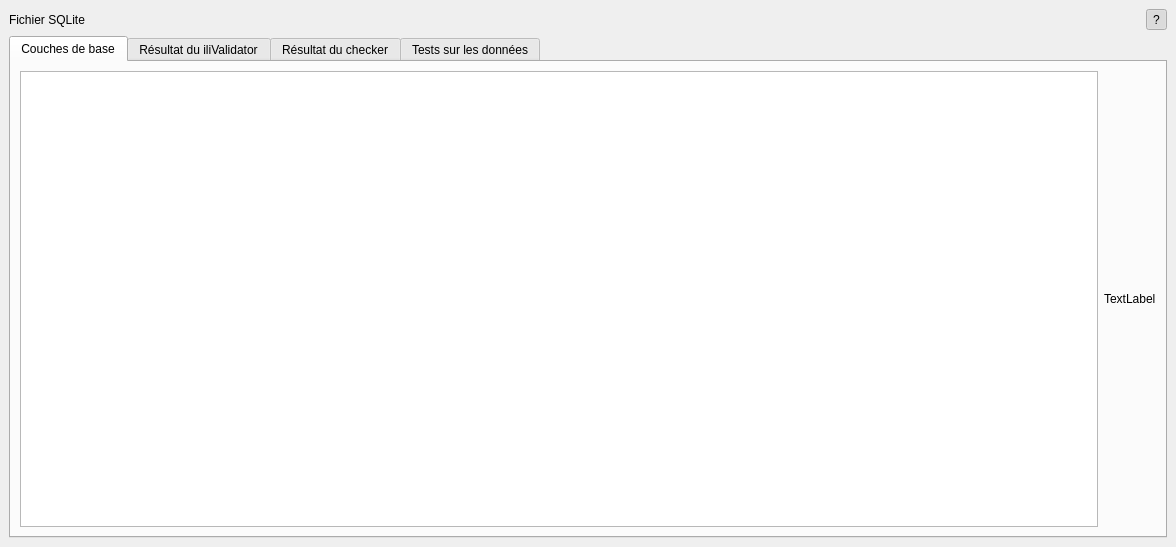
First picture: the form in verivd/ui/veri_vd_dockwidget_base.ui, repository VeriVD/qgis_VeriVD, before the edit.
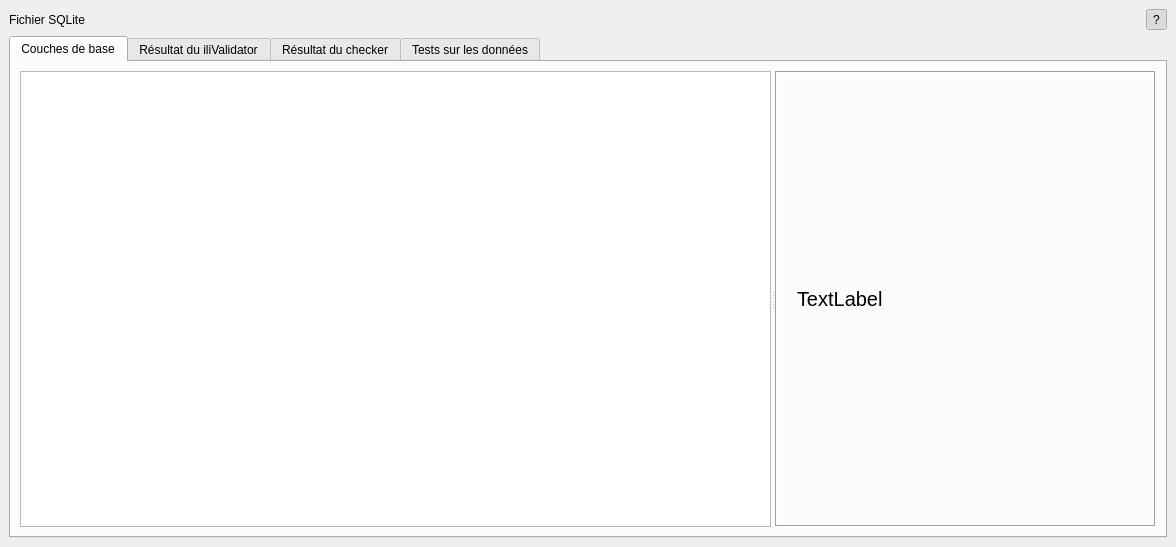
Second picture: the form after the edit. The open tabs and pages were chosen to show the change. Custom widgets are drawn as their Qt base class.

Commit message: improve help UX

```diff
--- a/verivd/ui/veri_vd_dockwidget_base.ui
+++ b/verivd/ui/veri_vd_dockwidget_base.ui
@@ -75,12 +75,43 @@
        <attribute name="title">
         <string>Couches de base</string>
        </attribute>
-       <layout class="QHBoxLayout" name="horizontalLayout_4">
-        <item>
+       <layout class="QGridLayout" name="gridLayout_3">
+        <item row="0" column="0">
+         <widget class="QSplitter" name="splitter">
+          <property name="orientation">
+           <enum>Qt::Horizontal</enum>
+          </property>
          <widget class="QListView" name="base_list_view"/>
-        </item>
-        <item>
+          <widget class="QFrame" name="frame">
+           <property name="frameShape">
+            <enum>QFrame::Box</enum>
+           </property>
+           <property name="frameShadow">
+            <enum>QFrame::Sunken</enum>
+           </property>
+           <layout class="QGridLayout" name="gridLayout_2">
+            <property name="leftMargin">
+             <number>20</number>
+            </property>
+            <property name="topMargin">
+             <number>20</number>
+            </property>
+            <property name="rightMargin">
+             <number>20</number>
+            </property>
+            <property name="bottomMargin">
+             <number>20</number>
+            </property>
+            <item row="0" column="0">
          <widget class="QLabel" name="base_help_label">
+              <property name="font">
+               <font>
+                <pointsize>15</pointsize>
+               </font>
+              </property>
+              <property name="frameShape">
+               <enum>QFrame::NoFrame</enum>
+              </property>
           <property name="text">
            <string>TextLabel</string>
           </property>
@@ -90,6 +121,10 @@
           <property name="openExternalLinks">
            <bool>true</bool>
           </property>
+             </widget>
+            </item>
+           </layout>
+          </widget>
          </widget>
         </item>
        </layout>
```
Left out of the diff: 143 changed lines with no effect on the pictures. Lines whose indentation alone changed are shown as unchanged.
